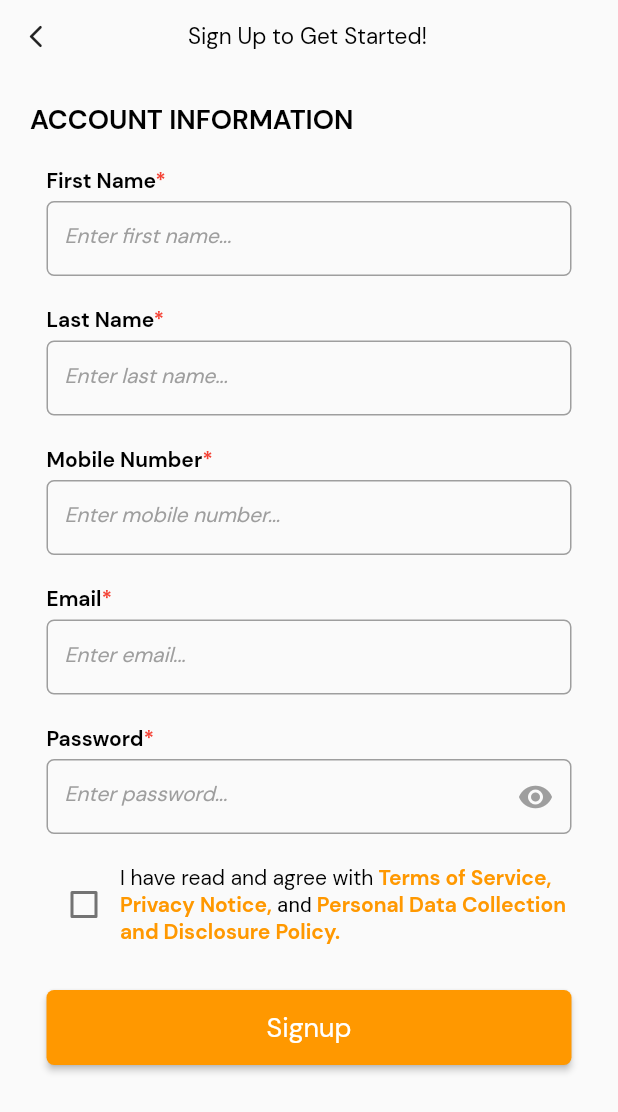
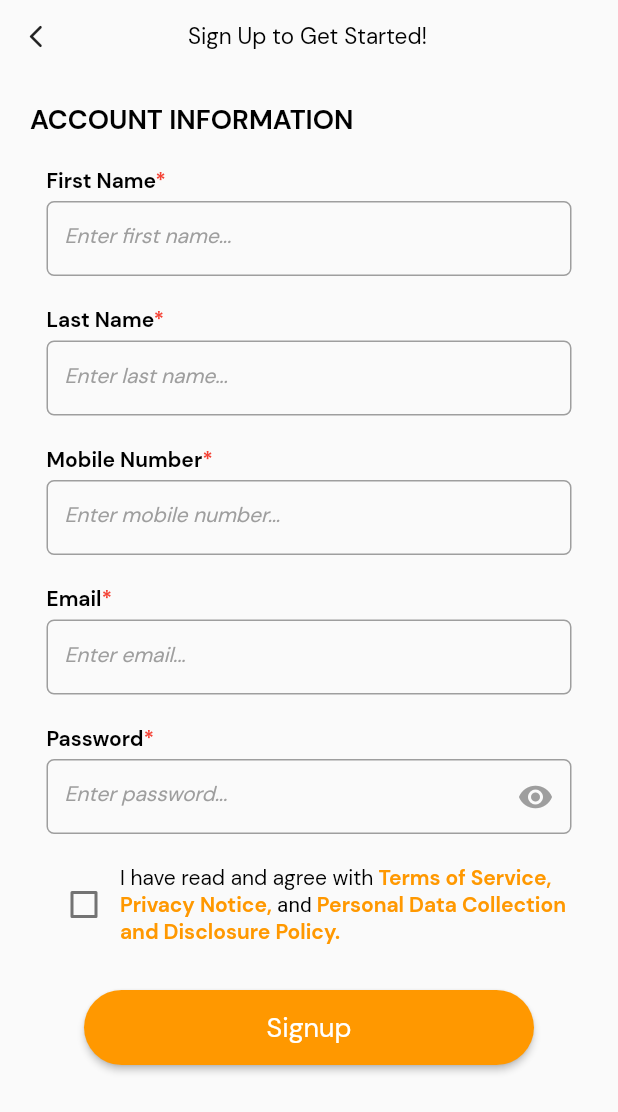
Before and after one commit to lansoyyy/hotel_booking_app, a Flutter app: the screen it shows after launch, after a tap on "Get Started", after a tap on "Signup Here", on a phone screen of 412 x 824 dp. Shown: the top 1112 px of the screen. Run offline on Flutter 3.47's test engine with Material 2 defaults, Android fonts, the phone set to English and light mode, and no system bars; our stand-ins replace google_maps_flutter; Roboto replaces fonts that are missing (Regualr).

```diff
--- a/lib/screens/auth/login_screen.dart
+++ b/lib/screens/auth/login_screen.dart
@@ -91,6 +91,7 @@ class _LoginScreenState extends State<LoginScreen> {
                 height: 30,
               ),
               ButtonWidget(
+                width: 300,
                 height: 55,
                 radius: 100,
                 label: 'Login',
--- a/lib/screens/auth/signup_screen.dart
+++ b/lib/screens/auth/signup_screen.dart
@@ -184,7 +184,8 @@ class _SignupScreenState extends State<SignupScreen> {
                     ),
                     Center(
                       child: ButtonWidget(
-                        width: 350,
+                        radius: 100,
+                        width: 300,
                         label: 'Signup',
                         onPressed: () {},
                       ),
```
